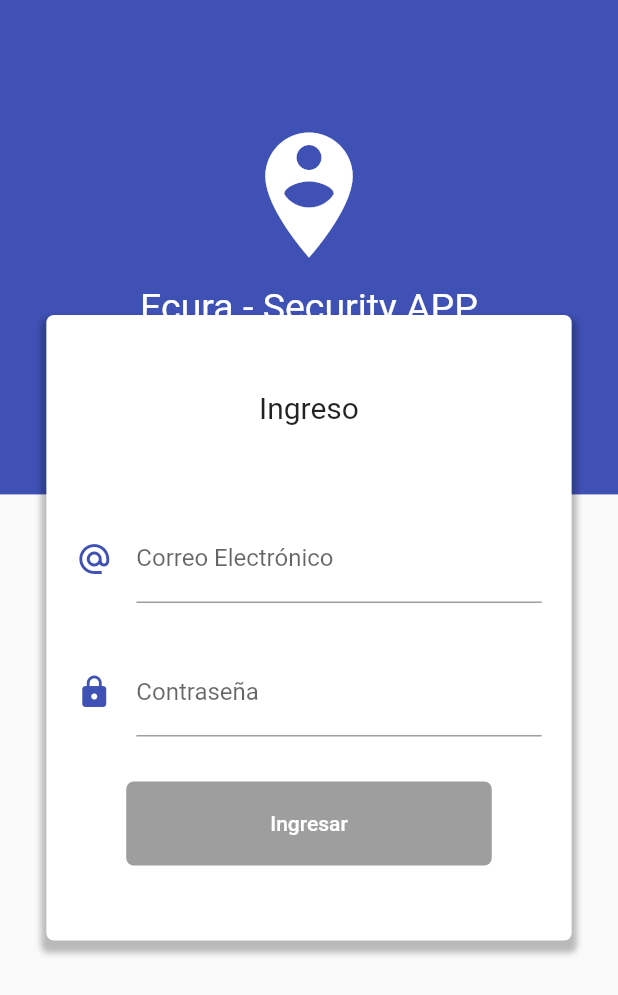
After one commit to vbarahona10/flutter_ecura, a Flutter app: the LoginPage screen opened directly, on a phone screen of 412 x 824 dp. The commit adds this screen. Shown: the top 995 px of the screen. Run offline on Flutter 3.47's test engine with Material 2 defaults, Android fonts, the phone set to English and light mode, and no system bars; our stand-ins replace rxdart; project files that could hold a hidden picture were left out.

Commit message:
agregando login

```diff
--- /dev/null
+++ b/lib/src/bloc/login_bloc.dart
@@ -0,0 +1,28 @@
+import 'dart:async';
+
+import 'package:quizstar/src/bloc/validators.dart';
+import 'package:rxdart/rxdart.dart';
+
+class LoginBloc with Validators {
+  final _emailController = BehaviorSubject<String>();
+  final _passwordController = BehaviorSubject<String>();
+
+  Stream<String> get emailStream =>
+      _emailController.stream.transform(validarEmail);
+  Stream<String> get passwordStream =>
+      _passwordController.stream.transform(validarPassword);
+
+  Stream<bool> get formValidStream => Observable.combineLatest2(
+      emailStream, passwordStream, (email, password) => true);
+
+  Function(String) get changeEmail => _emailController.sink.add;
+  Function(String) get changePassword => _passwordController.sink.add;
+
+  String get email => _emailController.value;
+  String get password => _passwordController.value;
+
+  dispose() {
+    _emailController?.close();
+    _passwordController?.close();
+  }
+}
--- /dev/null
+++ b/lib/src/bloc/provider.dart
@@ -0,0 +1,30 @@
+import 'package:flutter/material.dart';
+import 'package:quizstar/src/bloc/login_bloc.dart';
+export 'package:quizstar/src/bloc/login_bloc.dart';
+
+class Provider extends InheritedWidget {
+  static Provider _instancia;
+
+  factory Provider({Key key, Widget child}) {
+    if (_instancia == null) {
+      _instancia = new Provider._internal(key: key, child: child);
+    }
+
+    return _instancia;
+  }
+
+  Provider._internal({Key key, Widget child}) : super(key: key, child: child);
+
+  final loginBloc = LoginBloc();
+
+  // Provider({ Key key, Widget child })
+  //   : super(key: key, child: child );
+
+  @override
+  bool updateShouldNotify(InheritedWidget oldWidget) => true;
+
+  static LoginBloc of(BuildContext context) {
+    return (context.inheritFromWidgetOfExactType(Provider) as Provider)
+        .loginBloc;
+  }
+}
--- /dev/null
+++ b/lib/src/pages/login_page.dart
@@ -0,0 +1,216 @@
+import 'package:flutter/material.dart';
+import 'package:quizstar/home.dart';
+import 'package:quizstar/src/bloc/provider.dart';
+
+class LoginPage extends StatelessWidget {
+  const LoginPage({Key key}) : super(key: key);
+
+  @override
+  Widget build(BuildContext context) {
+    return Scaffold(
+      body: Stack(
+        children: <Widget>[_crearFondo(context), _loginForm(context)],
+      ),
+    );
+  }
+
+  Widget _crearFondo(BuildContext context) {
+    final size = MediaQuery.of(context).size;
+    final fondo = Container(
+      height: size.height * .4,
+      width: double.infinity,
+      decoration: BoxDecoration(
+          gradient: LinearGradient(colors: <Color>[
+        Colors.indigo,
+        Colors.indigo,
+      ])),
+    );
+
+    return Stack(
+      children: <Widget>[
+        fondo,
+        Container(
+          padding: EdgeInsets.only(top: 80.0),
+          child: Column(
+            children: <Widget>[
+              Icon(
+                Icons.person_pin_circle,
+                color: Colors.white,
+                size: 100.0,
+              ),
+              SizedBox(
+                height: 10.0,
+                width: double.infinity,
+              ),
+              Text('Ecura - Security APP',
+                  style: TextStyle(
+                    color: Colors.white,
+                    fontSize: 25.0,
+                  ))
+            ],
+          ),
+        )
+      ],
+    );
+  }
+
+  Widget _loginForm(BuildContext context) {
+    final bloc = Provider.of(context);
+    final size = MediaQuery.of(context).size;
+    return SingleChildScrollView(
+      controller: null,
+      child: Column(
+        children: <Widget>[
+          SafeArea(
+              child: Container(
+            height: 180,
+          )),
+          Container(
+            width: size.width * 0.85,
+            padding: EdgeInsets.symmetric(vertical: 50.0),
+            margin: EdgeInsets.symmetric(vertical: 30.0),
+            decoration: BoxDecoration(
+                color: Colors.white,
+                borderRadius: BorderRadius.circular(5.0),
+                boxShadow: <BoxShadow>[
+                  BoxShadow(
+                      color: Colors.black26,
+                      blurRadius: 3.0,
+                      offset: Offset(0.0, 5.0),
+                      spreadRadius: 3.0)
+                ]),
+            child: Column(
+              children: <Widget>[
+                Text('Ingreso', style: TextStyle(fontSize: 20.0)),
+                SizedBox(height: 60.0),
+                _crearEmail(bloc),
+                SizedBox(height: 30.0),
+                _crearPassword(bloc),
+                SizedBox(height: 30.0),
+                _crearBoton(bloc, context)
+              ],
+            ),
+          )
+        ],
+      ),
+    );
+  }
+
+  Widget _crearEmail(LoginBloc bloc) {
+    return StreamBuilder(
+        stream: bloc.emailStream,
+        builder: (BuildContext context, AsyncSnapshot snapshot) {
+          return Container(
+            padding: EdgeInsets.symmetric(horizontal: 20.0),
+            child: TextField(
+              keyboardType: TextInputType.emailAddress,
+              decoration: InputDecoration(
+                  hintText: 'ejemplo@gmai.com',
+                  labelText: 'Correo Electrónico',
+                  counterText: snapshot.data,
+                  errorText: snapshot.error,
+                  icon: Icon(
+                    Icons.alternate_email,
+                    color: Colors.indigo,
+                  )),
+              onChanged: bloc.changeEmail,
+            ),
+          );
+        });
+  }
+
+  Widget _crearPassword(LoginBloc bloc) {
+    return StreamBuilder(
+      stream: bloc.passwordStream,
+      builder: (BuildContext context, AsyncSnapshot snapshot) {
+        return Container(
+          padding: EdgeInsets.symmetric(horizontal: 20.0),
+          child: TextField(
+            obscureText: true,
+            keyboardType: TextInputType.emailAddress,
+            decoration: InputDecoration(
+                errorText: snapshot.error,
+                labelText: 'Contraseña',
+                icon: Icon(
+                  Icons.lock,
+                  color: Colors.indigo,
+                )),
+            onChanged: bloc.changePassword,
+          ),
+        );
+      },
+    );
+  }
+
+  Widget _crearBoton(LoginBloc bloc, BuildContext context) {
+    return StreamBuilder(
+      stream: bloc.formValidStream,
+      builder: (BuildContext context, AsyncSnapshot snapshot) {
+        return RaisedButton(
+          onPressed: snapshot.hasData ? () => _login(bloc, context) : null,
+          shape:
+              RoundedRectangleBorder(borderRadius: BorderRadius.circular(5.0)),
+          child: Container(
+            padding: EdgeInsets.symmetric(horizontal: 80.0, vertical: 20.0),
+            child: Text('Ingresar'),
+          ),
+          elevation: 0.0,
+          color: Colors.indigo,
+          textColor: Colors.white,
+        );
+      },
+    );
+  }
+
+  _login(LoginBloc bloc, BuildContext context) {
+    bool login = _validarLogin(bloc);
+
+    if (login) {
+      Navigator.pushReplacement(
+          context,
+          MaterialPageRoute(
+            builder: (context) => homepage(),
+          ));
+    } else {
+      showDialog(
+          context: context,
+          builder: (context) {
+            return AlertDialog(
+              title: Text('Información incorrecta'),
+              content: Text('Credenciales inválidas'),
+              actions: <Widget>[
+                FlatButton(
+                  child: Text('Ok'),
+                  onPressed: () => Navigator.of(context).pop(),
+                )
+              ],
+            );
+          });
+    }
+  }
+
+  bool _validarLogin(LoginBloc bloc) {
+    Map<String, String> usuario1 = {
+      'usuario': 'test@gmail.com',
+      'password': 'Abc12345'
+    };
+
+    Map<String, String> usuario2 = {
+      'usuario': 'test@gmail.com',
+      'password': 'Abc12345'
+    };
+
+    List<Map<String, String>> usuarios = List();
+    usuarios.add(usuario1);
+    usuarios.add(usuario2);
+
+    for (var element in usuarios) {
+      if (element['usuario'] == bloc.email &&
+          element['password'] == bloc.password) {
+        return true;
+      }
+    }
+
+    return false;
+  }
+}
--- a/pubspec.yaml
+++ b/pubspec.yaml
@@ -23,6 +23,7 @@
   # The following adds the Cupertino Icons font to your application.
   # Use with the CupertinoIcons class for iOS style icons.
   cupertino_icons: ^0.1.2
+  rxdart: ^0.22.0
 
 dev_dependencies:
   flutter_test:
```
Also changed, not shown: lib/main.dart (+9 -6 lines), lib/main_drawer.dart (+17 -0 lines), lib/src/bloc/validators.dart (added, +38 -0 lines), lib/src/pages/login.dart (deleted), pubspec.lock.
